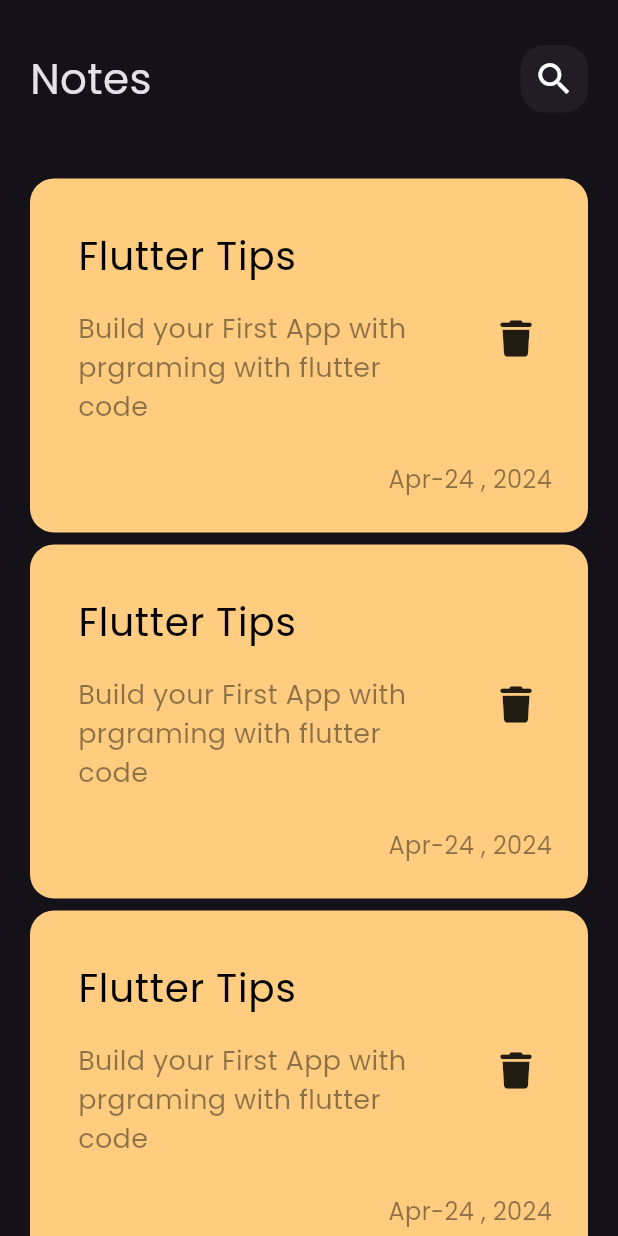
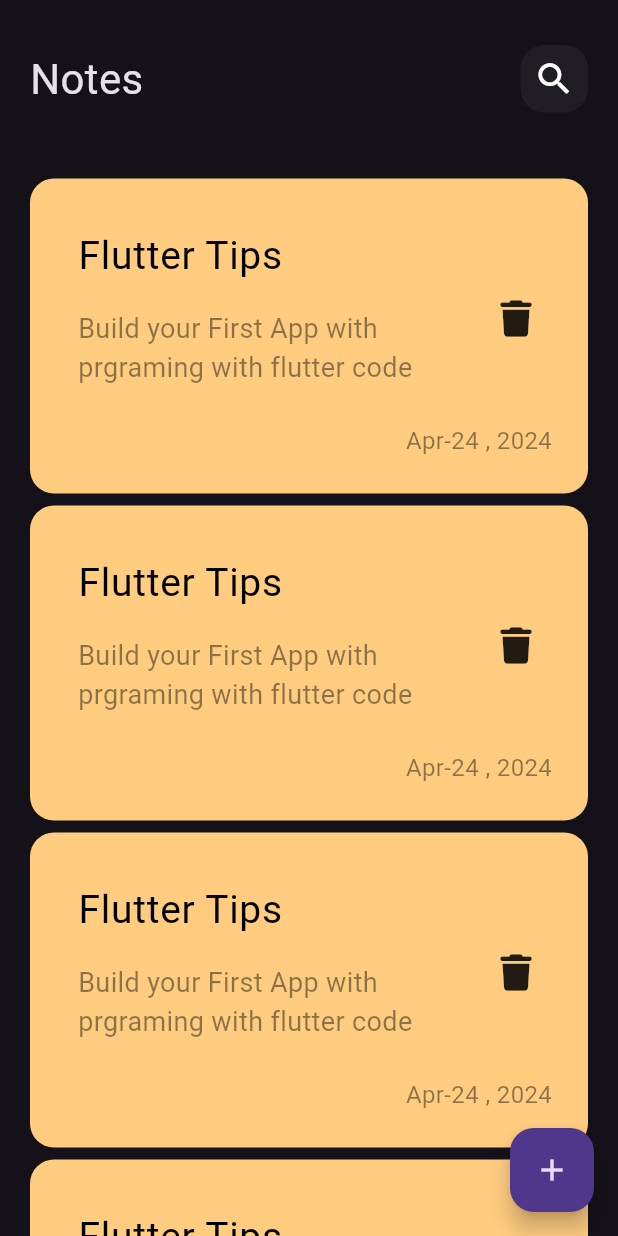
Before and after one commit to saadriia/Notes_App, a Flutter app: the screen it shows after launch, on a phone screen of 412 x 824 dp. Run offline on Flutter 3.47's test engine with Material 3 defaults, Android fonts, the phone set to English and light mode, and no system bars; our stand-ins replace font_awesome_flutter; Roboto replaces fonts that are missing (Cairo).

Commit message:
add floating action butten

```diff
--- a/lib/main.dart
+++ b/lib/main.dart
@@ -16,7 +16,7 @@ class NotsApp extends StatelessWidget {
     return MaterialApp(
       debugShowCheckedModeBanner: false,
       theme: ThemeData(brightness: Brightness.dark ,
-     fontFamily:'Poppins',
+     fontFamily:'Cairo',
 
 
       ),
--- a/lib/view/Nots_view.dart
+++ b/lib/view/Nots_view.dart
@@ -9,8 +9,12 @@ class NotsView extends StatelessWidget {
 
   @override
   Widget build(BuildContext context) {
-    return const Scaffold(
-        body: NotsViewBody(),
+    return Scaffold(
+      floatingActionButton: FloatingActionButton(
+        onPressed: () {},
+        child: const Icon(Icons.add),
+      ),
+      body: const NotsViewBody(),
     );
   }
 }
--- a/lib/view/widgets/ListView_note.dart
+++ b/lib/view/widgets/ListView_note.dart
@@ -1,16 +1,15 @@
 import 'package:flutter/material.dart';
 import 'package:notes_app/view/widgets/costum_NoteItems.dart';
 
-
 class NotsListView extends StatelessWidget {
   const NotsListView({super.key});
-
+  final data = const [];
   @override
   Widget build(BuildContext context) {
     return ListView.builder(itemBuilder: (context, index) {
       return const Padding(
-        padding:  EdgeInsets.symmetric(vertical: 4),
-        child:   NoteItem(),
+        padding: EdgeInsets.symmetric(vertical: 4),
+        child: NoteItem(),
       );
     });
   }
--- a/lib/view/widgets/Nots_view_body.dart
+++ b/lib/view/widgets/Nots_view_body.dart
@@ -1,9 +1,9 @@
 import "package:flutter/material.dart";
 import "package:notes_app/view/widgets/ListView_note.dart";
 //import "package:font_awesome_flutter/font_awesome_flutter.dart";
-import "package:notes_app/view/widgets/costum_NoteItems.dart";
+//import "package:notes_app/view/widgets/costum_NoteItems.dart";
 //import "package:notes_app/view/widgets/Custom_AppBar.dart";
-
+import "costum_NoteItems.dart";
 import "Custom_AppBar.dart";
 
 class NotsViewBody extends StatelessWidget {
```
Also changed, not shown: pubspec.yaml (+7 -7 lines), assets/fonts/Bentham-Regular.ttf (added), assets/fonts/Lato-Regular.ttf (added).
